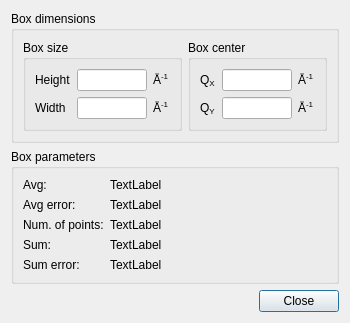
Qt form src/sas/qtgui/Plotting/UI/BoxSumUI.ui (SasView/sasview) before a commit.
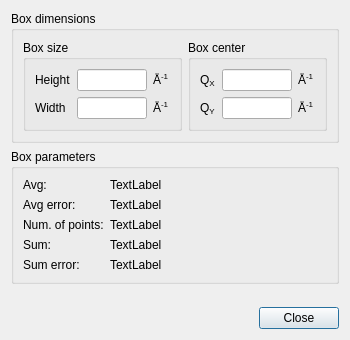
The same form after that commit. Icons and pictures are not drawn.

What changed in the file:
```diff
--- a/src/sas/qtgui/Plotting/UI/BoxSumUI.ui
+++ b/src/sas/qtgui/Plotting/UI/BoxSumUI.ui
@@ -6,8 +6,8 @@
    <rect>
     <x>0</x>
     <y>0</y>
-    <width>322</width>
-    <height>313</height>
+    <width>330</width>
+    <height>340</height>
    </rect>
   </property>
   <property name="sizePolicy">
```
Left out of the diff: 26 changed lines with no effect on the pictures.
